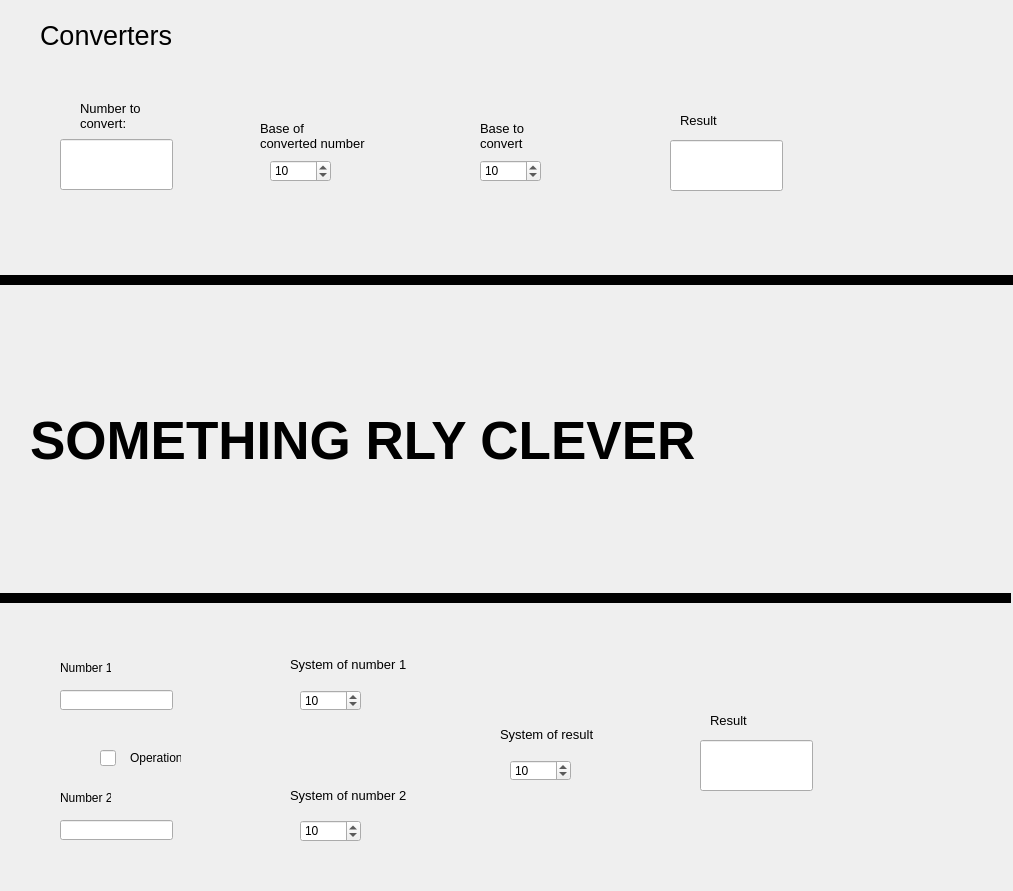
aNOOBisTheGod/yandex-lyceum-qt, file ui_dir/it.ui: the form before one commit.
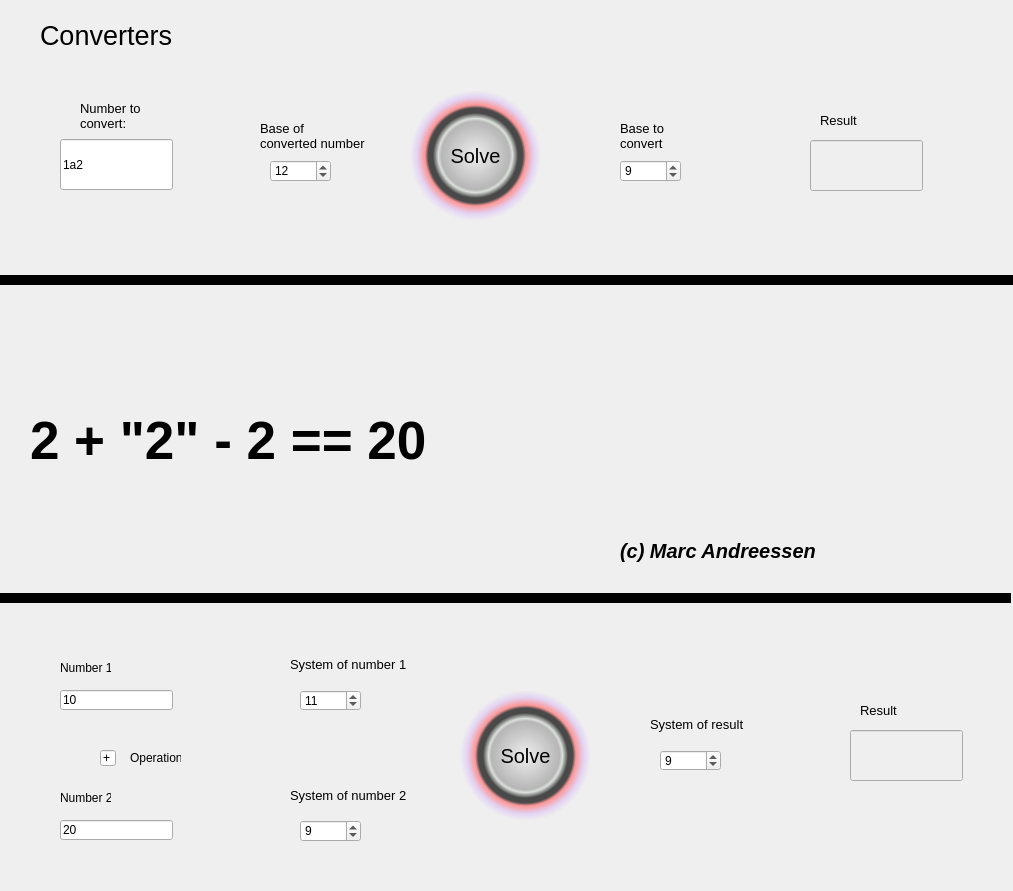
The form after the commit.

```diff
--- a/ui_dir/it.ui
+++ b/ui_dir/it.ui
@@ -13,7 +13,10 @@
   <property name="windowTitle">
    <string>Dialog</string>
   </property>
-  <widget class="QLineEdit" name="num1">
+  <property name="whatsThis">
+   <string>&lt;html&gt;&lt;head/&gt;&lt;body&gt;&lt;p&gt;idek&lt;/p&gt;&lt;/body&gt;&lt;/html&gt;</string>
+  </property>
+  <widget class="QLineEdit" name="numt1">
    <property name="geometry">
     <rect>
      <x>60</x>
@@ -22,11 +25,14 @@
      <height>51</height>
     </rect>
    </property>
+   <property name="text">
+    <string>1a2</string>
+   </property>
   </widget>
   <widget class="QSpinBox" name="sys2">
    <property name="geometry">
     <rect>
-     <x>480</x>
+     <x>620</x>
      <y>160</y>
      <width>61</width>
      <height>22</height>
@@ -39,7 +45,7 @@
     <number>30</number>
    </property>
    <property name="value">
-    <number>10</number>
+    <number>9</number>
    </property>
   </widget>
   <widget class="QSpinBox" name="sys1">
@@ -61,7 +67,7 @@
     <number>30</number>
    </property>
    <property name="value">
-    <number>10</number>
+    <number>12</number>
    </property>
   </widget>
   <widget class="QLabel" name="label">
@@ -105,7 +111,7 @@
   <widget class="QLabel" name="label_3">
    <property name="geometry">
     <rect>
-     <x>480</x>
+     <x>620</x>
      <y>120</y>
      <width>47</width>
      <height>31</height>
@@ -121,10 +127,13 @@
 convert</string>
    </property>
   </widget>
-  <widget class="QLineEdit" name="lineEdit">
+  <widget class="QLineEdit" name="rest">
+   <property name="enabled">
+    <bool>false</bool>
+   </property>
    <property name="geometry">
     <rect>
-     <x>670</x>
+     <x>810</x>
      <y>140</y>
      <width>113</width>
      <height>51</height>
@@ -149,7 +158,7 @@
   <widget class="QLabel" name="label_4">
    <property name="geometry">
     <rect>
-     <x>680</x>
+     <x>820</x>
      <y>110</y>
      <width>51</width>
      <height>21</height>
@@ -254,7 +263,7 @@
     <number>30</number>
    </property>
    <property name="value">
-    <number>10</number>
+    <number>9</number>
    </property>
   </widget>
   <widget class="QSpinBox" name="sys1_2">
@@ -276,7 +285,7 @@
     <number>30</number>
    </property>
    <property name="value">
-    <number>10</number>
+    <number>11</number>
    </property>
   </widget>
   <widget class="QLabel" name="label_8">
@@ -306,6 +315,9 @@
      <height>20</height>
     </rect>
    </property>
+   <property name="text">
+    <string>10</string>
+   </property>
   </widget>
   <widget class="QLabel" name="label_7">
    <property name="geometry">
@@ -329,6 +341,9 @@
      <height>20</height>
     </rect>
    </property>
+   <property name="text">
+    <string>20</string>
+   </property>
   </widget>
   <widget class="QLabel" name="label_9">
    <property name="geometry">
@@ -352,6 +367,9 @@
      <height>16</height>
     </rect>
    </property>
+   <property name="text">
+    <string>+</string>
+   </property>
    <property name="maxLength">
     <number>1</number>
    </property>
@@ -372,8 +390,8 @@
   <widget class="QLabel" name="label_11">
    <property name="geometry">
     <rect>
-     <x>500</x>
-     <y>719</y>
+     <x>650</x>
+     <y>709</y>
      <width>121</width>
      <height>31</height>
     </rect>
@@ -390,8 +408,8 @@
   <widget class="QSpinBox" name="sys1_3">
    <property name="geometry">
     <rect>
-     <x>510</x>
-     <y>760</y>
+     <x>660</x>
+     <y>750</y>
      <width>61</width>
      <height>21</height>
     </rect>
@@ -406,14 +424,17 @@
     <number>30</number>
    </property>
    <property name="value">
-    <number>10</number>
+    <number>9</number>
    </property>
   </widget>
-  <widget class="QLineEdit" name="lineEdit_5">
+  <widget class="QLineEdit" name="reso">
+   <property name="enabled">
+    <bool>false</bool>
+   </property>
    <property name="geometry">
     <rect>
-     <x>700</x>
-     <y>740</y>
+     <x>850</x>
+     <y>730</y>
      <width>113</width>
      <height>51</height>
     </rect>
@@ -437,8 +458,8 @@
   <widget class="QLabel" name="label_12">
    <property name="geometry">
     <rect>
-     <x>710</x>
-     <y>710</y>
+     <x>860</x>
+     <y>700</y>
      <width>51</width>
      <height>21</height>
     </rect>
@@ -457,7 +478,7 @@
     <rect>
      <x>30</x>
      <y>310</y>
-     <width>891</width>
+     <width>961</width>
      <height>261</height>
     </rect>
    </property>
@@ -469,12 +490,105 @@
     </font>
    </property>
    <property name="text">
-    <string>SOMETHING RLY CLEVER</string>
+    <string>2 + &quot;2&quot; - 2 == 20</string>
    </property>
    <property name="margin">
     <number>100</number>
    </property>
   </widget>
+  <widget class="QPushButton" name="solvet">
+   <property name="enabled">
+    <bool>true</bool>
+   </property>
+   <property name="geometry">
+    <rect>
+     <x>410</x>
+     <y>90</y>
+     <width>131</width>
+     <height>131</height>
+    </rect>
+   </property>
+   <property name="font">
+    <font>
+     <pointsize>15</pointsize>
+    </font>
+   </property>
+   <property name="styleSheet">
+    <string notr="true">background-color: qradialgradient(spread:pad, cx:0.5, cy:0.5, radius:0.5, fx:0.5, fy:0.500318, stop:0 rgba(0, 0, 0, 0), stop:0.52 rgba(0, 0, 0, 61), stop:0.565 rgba(82, 121, 76, 33), stop:0.65 rgba(0, 0, 0, 178), stop:0.721925 rgba(0, 0, 0, 176), stop:0.77 rgba(255, 128, 128, 204), stop:0.89 rgba(191, 128, 255, 64), stop:1 rgba(0, 0, 0, 0));
+border: none
+
+</string>
+   </property>
+   <property name="text">
+    <string>Solve</string>
+   </property>
+   <property name="checkable">
+    <bool>false</bool>
+   </property>
+   <property name="autoDefault">
+    <bool>true</bool>
+   </property>
+   <property name="flat">
+    <bool>false</bool>
+   </property>
+  </widget>
+  <widget class="QPushButton" name="solveo">
+   <property name="enabled">
+    <bool>true</bool>
+   </property>
+   <property name="geometry">
+    <rect>
+     <x>460</x>
+     <y>690</y>
+     <width>131</width>
+     <height>131</height>
+    </rect>
+   </property>
+   <property name="font">
+    <font>
+     <pointsize>15</pointsize>
+    </font>
+   </property>
+   <property name="styleSheet">
+    <string notr="true">background-color: qradialgradient(spread:pad, cx:0.5, cy:0.5, radius:0.5, fx:0.5, fy:0.500318, stop:0 rgba(0, 0, 0, 0), stop:0.52 rgba(0, 0, 0, 61), stop:0.565 rgba(82, 121, 76, 33), stop:0.65 rgba(0, 0, 0, 178), stop:0.721925 rgba(0, 0, 0, 176), stop:0.77 rgba(255, 128, 128, 204), stop:0.89 rgba(191, 128, 255, 64), stop:1 rgba(0, 0, 0, 0));
+border: none
+
+</string>
+   </property>
+   <property name="text">
+    <string>Solve</string>
+   </property>
+   <property name="checkable">
+    <bool>false</bool>
+   </property>
+   <property name="autoDefault">
+    <bool>true</bool>
+   </property>
+   <property name="flat">
+    <bool>false</bool>
+   </property>
+  </widget>
+  <widget class="QLabel" name="label_14">
+   <property name="geometry">
+    <rect>
+     <x>620</x>
+     <y>530</y>
+     <width>231</width>
+     <height>41</height>
+    </rect>
+   </property>
+   <property name="font">
+    <font>
+     <pointsize>15</pointsize>
+     <weight>75</weight>
+     <italic>true</italic>
+     <bold>true</bold>
+    </font>
+   </property>
+   <property name="text">
+    <string>(c) Marc Andreessen</string>
+   </property>
+  </widget>
  </widget>
  <resources/>
  <connections/>
```
Left out of the diff: 16 changed lines with no effect on the pictures.
